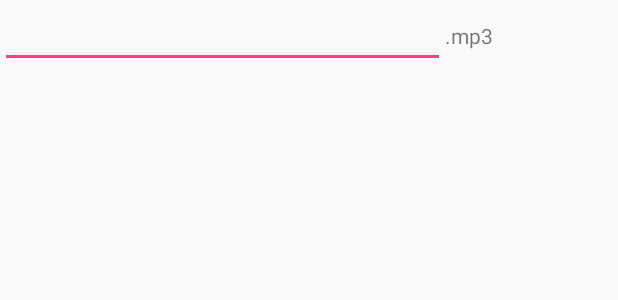
After one commit to zeeshanhussain/SoundRecorder, an Android app: the layout rename_recording.xml on its own in the app's theme, with its tools: preview values and no code run, on a phone screen of 412 x 824 dp. The commit adds this screen. Shown: the top 300 px of the screen. Run offline under Robolectric (Android 15) with nearby library versions, the phone set to English and light mode, and no system bars.

Commit message:
Add option to rename recorded file [ Missing: Need to refresh list on rename ]

```diff
--- /dev/null
+++ b/app/src/main/res/layout/rename_recording.xml
@@ -0,0 +1,22 @@
+<?xml version="1.0" encoding="utf-8"?>
+<LinearLayout xmlns:android="http://schemas.android.com/apk/res/android"
+    android:orientation="horizontal" android:layout_width="match_parent"
+    android:layout_height="match_parent"
+    >
+
+    <EditText
+        android:layout_width="wrap_content"
+        android:layout_height="wrap_content"
+        android:inputType="textPersonName"
+        android:text=""
+        android:ems="10"
+        android:id="@+id/newFileName"
+        android:layout_weight="1" />
+
+    <TextView
+        android:text=".mp3"
+        android:layout_width="wrap_content"
+        android:layout_height="wrap_content"
+        android:id="@+id/mp3"
+        android:layout_weight="1"/>
+</LinearLayout>
```
Also changed, not shown: app/src/main/java/com/deadlymachine/soundrecorder/fragments/RecordingsFragment.java (+39 -2 lines).
